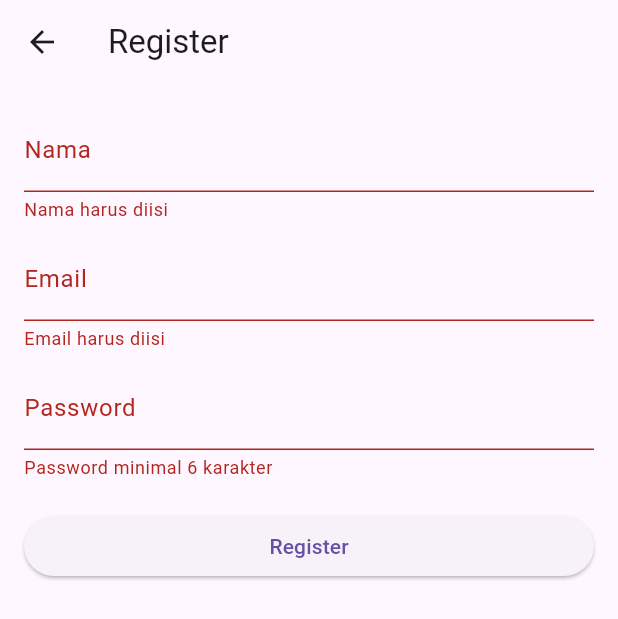
After one commit to NurThedii/Todo-list, a Flutter app: the RegisterScreen screen opened directly, after a tap on "Register", on a phone screen of 412 x 824 dp. The commit adds this screen. Shown: the top 619 px of the screen. Run offline on Flutter 3.47's test engine with Material 3 defaults, Android fonts, the phone set to English and light mode, and no system bars; our stand-ins replace dio, flutter_secure_storage; accounts and stored records are empty; network calls fail.

Commit message:
register dan tanpa refresh

```diff
--- /dev/null
+++ b/todolist_flutter/lib/screens/register_screen.dart
@@ -0,0 +1,129 @@
+import 'package:flutter/material.dart';
+import '../services/api_service.dart';
+import 'login_screen.dart'; // Import LoginScreen untuk navigasi setelah registrasi sukses
+
+class RegisterScreen extends StatefulWidget {
+  @override
+  _RegisterScreenState createState() => _RegisterScreenState();
+}
+
+class _RegisterScreenState extends State<RegisterScreen> {
+  final _formKey = GlobalKey<FormState>();
+  final TextEditingController _nameController = TextEditingController();
+  final TextEditingController _emailController = TextEditingController();
+  final TextEditingController _passwordController = TextEditingController();
+  bool _isLoading = false;
+
+  void _register() async {
+    if (!_formKey.currentState!.validate()) return;
+
+    setState(() => _isLoading = true);
+
+    final name = _nameController.text.trim();
+    final email = _emailController.text.trim();
+    final password = _passwordController.text.trim();
+
+    try {
+      final response = await ApiService().register(name, email, password);
+
+      if (response.statusCode == 201 || response.statusCode == 200) {
+        // Tampilkan pesan sukses
+        ScaffoldMessenger.of(context).showSnackBar(
+          SnackBar(
+            content: Text("Registrasi Berhasil! Silakan Login"),
+            backgroundColor: Colors.green,
+          ),
+        );
+
+        // Navigasi ke LoginScreen setelah registrasi sukses
+        Navigator.pushReplacement(
+          context,
+          MaterialPageRoute(builder: (context) => LoginScreen()),
+        );
+      } else {
+        ScaffoldMessenger.of(context).showSnackBar(
+          SnackBar(
+            content: Text(response.data?["message"] ?? "Registrasi Gagal!"),
+            backgroundColor: Colors.red,
+          ),
+        );
+      }
+    } catch (e) {
+      ScaffoldMessenger.of(context).showSnackBar(
+        SnackBar(
+          content: Text("Terjadi kesalahan: ${e.toString()}"),
+          backgroundColor: Colors.red,
+        ),
+      );
+    } finally {
+      setState(() => _isLoading = false);
+    }
+  }
+
+  @override
+  Widget build(BuildContext context) {
+    return Scaffold(
+      appBar: AppBar(title: Text("Register")),
+      body: Padding(
+        padding: const EdgeInsets.all(16.0),
+        child: Form(
+          key: _formKey,
+          child: Column(
+            crossAxisAlignment: CrossAxisAlignment.start,
+            children: [
+              TextFormField(
+                controller: _nameController,
+                decoration: InputDecoration(labelText: "Nama"),
+                validator: (value) {
+                  if (value == null || value.isEmpty) {
+                    return "Nama harus diisi";
+                  }
+                  return null;
+                },
+              ),
+              SizedBox(height: 10),
+              TextFormField(
+                controller: _emailController,
+                decoration: InputDecoration(labelText: "Email"),
+                keyboardType: TextInputType.emailAddress,
+                validator: (value) {
+                  if (value == null || value.isEmpty) {
+                    return "Email harus diisi";
+                  }
+                  if (!RegExp(
+                    r"^[a-zA-Z0-9._%+-]+@[a-zA-Z0-9.-]+\.[a-zA-Z]{2,}$",
+                  ).hasMatch(value)) {
+                    return "Email tidak valid";
+                  }
+                  return null;
+                },
+              ),
+              SizedBox(height: 10),
+              TextFormField(
+                controller: _passwordController,
+                decoration: InputDecoration(labelText: "Password"),
+                obscureText: true,
+                validator: (value) {
+                  if (value == null || value.length < 6) {
+                    return "Password minimal 6 karakter";
+                  }
+                  return null;
+                },
+              ),
+              SizedBox(height: 20),
+              _isLoading
+                  ? Center(child: CircularProgressIndicator())
+                  : SizedBox(
+                    width: double.infinity,
+                    child: ElevatedButton(
+                      onPressed: _register,
+                      child: Text("Register"),
+                    ),
+                  ),
+            ],
+          ),
+        ),
+      ),
+    );
+  }
+}
```
Also changed, not shown: todolist_flutter/lib/providers/category_provider.dart (+21 -7 lines), todolist_flutter/lib/providers/label_provider.dart (+45 -19 lines), todolist_flutter/lib/providers/todo_provider.dart (+13 -5 lines), todolist_flutter/lib/screens/category_screen.dart (deleted, +0 -91 lines), todolist_flutter/lib/screens/home_screen.dart (+56 -27 lines), todolist_flutter/lib/screens/label_screen.dart (deleted, +0 -91 lines), todolist_flutter/lib/screens/login_screen.dart (+16 -0 lines), todolist_flutter/lib/screens/todo_screen.dart (deleted).
